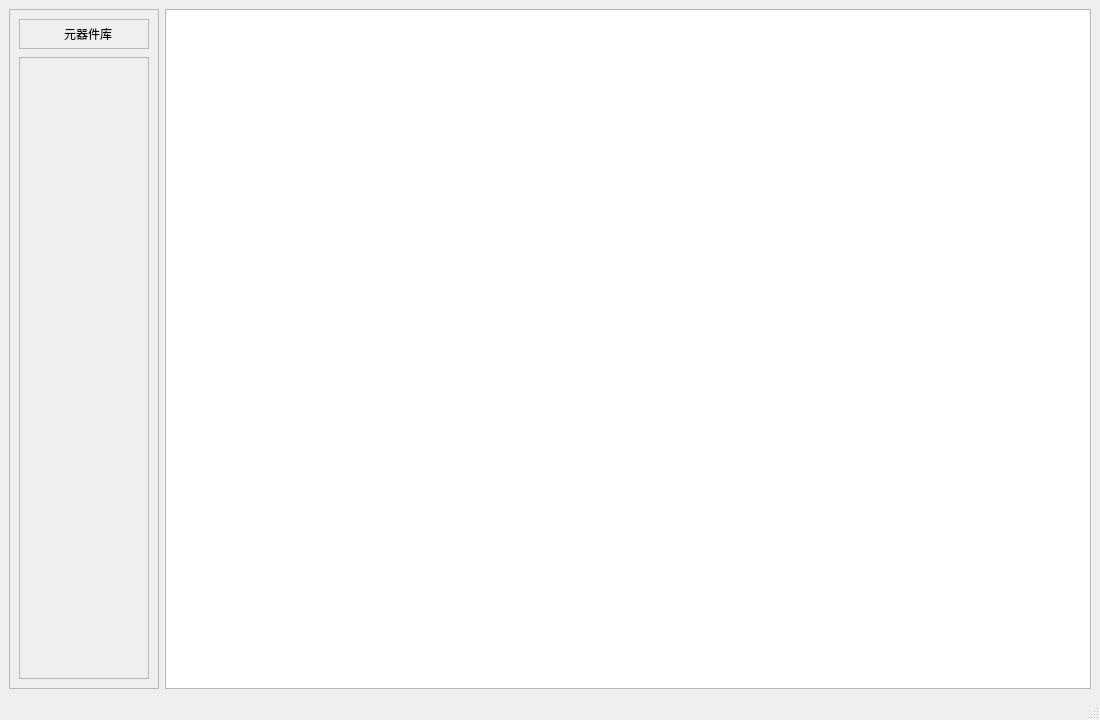
Old version of the form mainwindow.ui in the repository Liuli-R/Simple_Circuit_Generator_System-.
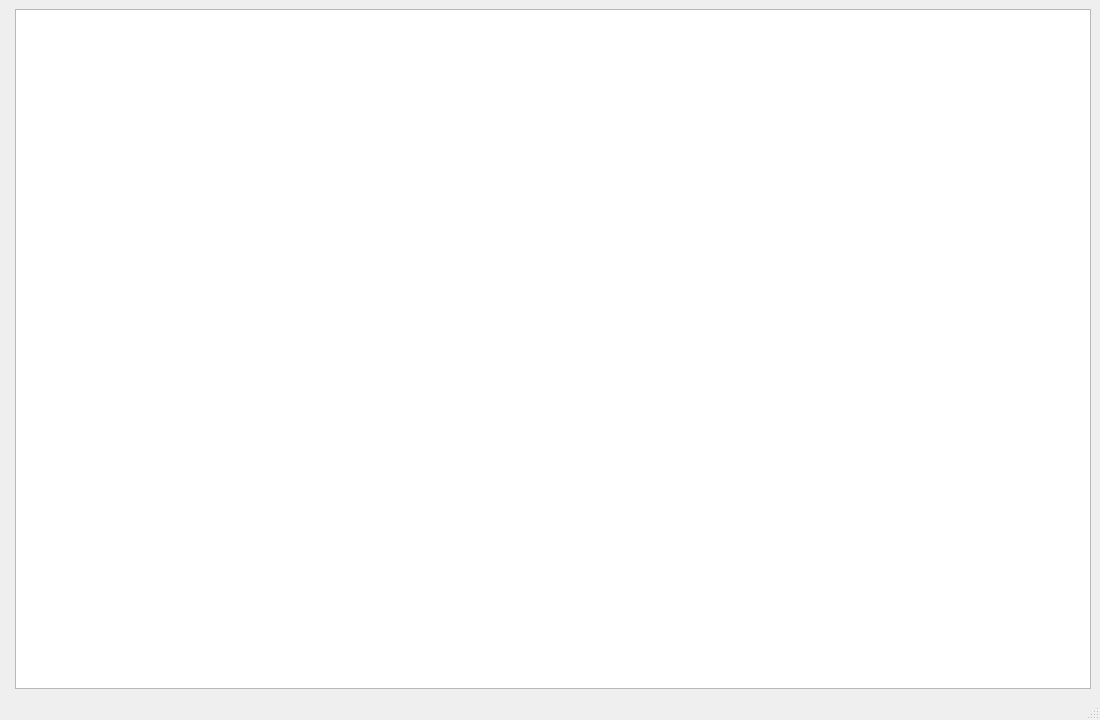
New version of the form. Custom widgets are drawn as their Qt base class.

```diff
--- a/mainwindow.ui
+++ b/mainwindow.ui
@@ -10,196 +10,31 @@
     <height>720</height>
    </rect>
   </property>
+  <property name="sizePolicy">
+   <sizepolicy hsizetype="Fixed" vsizetype="Fixed">
+    <horstretch>0</horstretch>
+    <verstretch>0</verstretch>
+   </sizepolicy>
+  </property>
   <property name="minimumSize">
    <size>
     <width>1100</width>
     <height>720</height>
    </size>
   </property>
+  <property name="maximumSize">
+   <size>
+    <width>1100</width>
+    <height>720</height>
+   </size>
+  </property>
   <property name="windowTitle">
    <string>简易电路图生成系统v1</string>
   </property>
   <widget class="QWidget" name="centralwidget">
    <layout class="QHBoxLayout" name="horizontalLayout">
     <item>
-     <widget class="QFrame" name="componentPanel">
-      <property name="sizePolicy">
-       <sizepolicy hsizetype="Fixed" vsizetype="Preferred">
-        <horstretch>0</horstretch>
-        <verstretch>0</verstretch>
-       </sizepolicy>
-      </property>
-      <property name="minimumSize">
-       <size>
-        <width>150</width>
-        <height>0</height>
-       </size>
-      </property>
-      <property name="maximumSize">
-       <size>
-        <width>150</width>
-        <height>16777215</height>
-       </size>
-      </property>
-      <property name="frameShape">
-       <enum>QFrame::Shape::StyledPanel</enum>
-      </property>
-      <property name="frameShadow">
-       <enum>QFrame::Shadow::Raised</enum>
-      </property>
-      <layout class="QVBoxLayout" name="componentPanelLayout">
-       <property name="spacing">
-        <number>8</number>
-       </property>
-       <item>
-        <widget class="QFrame" name="headerFrame">
-         <property name="frameShape">
-          <enum>QFrame::Shape::StyledPanel</enum>
-         </property>
-         <property name="frameShadow">
-          <enum>QFrame::Shadow::Raised</enum>
-         </property>
-         <layout class="QHBoxLayout" name="horizontalLayout_2">
-          <property name="spacing">
-           <number>6</number>
-          </property>
-          <property name="leftMargin">
-           <number>10</number>
-          </property>
-          <property name="topMargin">
-           <number>4</number>
-          </property>
-          <property name="rightMargin">
-           <number>10</number>
-          </property>
-          <property name="bottomMargin">
-           <number>4</number>
-          </property>
-          <item>
-           <widget class="QLabel" name="iconLabel">
-            <property name="sizePolicy">
-             <sizepolicy hsizetype="Fixed" vsizetype="Fixed">
-              <horstretch>0</horstretch>
-              <verstretch>0</verstretch>
-             </sizepolicy>
-            </property>
-            <property name="minimumSize">
-             <size>
-              <width>20</width>
-              <height>20</height>
-             </size>
-            </property>
-            <property name="maximumSize">
-             <size>
-              <width>20</width>
-              <height>20</height>
-             </size>
-            </property>
-            <property name="frameShape">
-             <enum>QFrame::Shape::NoFrame</enum>
-            </property>
-            <property name="text">
-             <string/>
-            </property>
-            <property name="scaledContents">
-             <bool>true</bool>
-            </property>
-            <property name="alignment">
-             <set>Qt::AlignmentFlag::AlignCenter</set>
-            </property>
-            <property name="openExternalLinks">
-             <bool>false</bool>
-            </property>
-           </widget>
-          </item>
-          <item>
-           <widget class="QLabel" name="titleLabel">
-            <property name="sizePolicy">
-             <sizepolicy hsizetype="Fixed" vsizetype="Preferred">
-              <horstretch>0</horstretch>
-              <verstretch>0</verstretch>
-             </sizepolicy>
-            </property>
-            <property name="minimumSize">
-             <size>
-              <width>70</width>
-              <height>0</height>
-             </size>
-            </property>
-            <property name="maximumSize">
-             <size>
-              <width>70</width>
-              <height>16777215</height>
-             </size>
-            </property>
-            <property name="text">
-             <string>元器件库</string>
-            </property>
-           </widget>
-          </item>
-         </layout>
-        </widget>
-       </item>
-       <item>
-        <widget class="QScrollArea" name="componentScrollArea">
-         <property name="sizePolicy">
-          <sizepolicy hsizetype="Fixed" vsizetype="Expanding">
-           <horstretch>0</horstretch>
-           <verstretch>0</verstretch>
-          </sizepolicy>
-         </property>
-         <property name="minimumSize">
-          <size>
-           <width>130</width>
-           <height>0</height>
-          </size>
-         </property>
-         <property name="maximumSize">
-          <size>
-           <width>130</width>
-           <height>16777215</height>
-          </size>
-         </property>
-         <property name="horizontalScrollBarPolicy">
-          <enum>Qt::ScrollBarPolicy::ScrollBarAlwaysOff</enum>
-         </property>
-         <property name="widgetResizable">
-          <bool>true</bool>
-         </property>
-         <widget class="QWidget" name="scrollAreaWidgetContents">
-          <property name="geometry">
-           <rect>
-            <x>0</x>
-            <y>0</y>
-            <width>128</width>
-            <height>618</height>
-           </rect>
-          </property>
-          <layout class="QVBoxLayout" name="componentLayout">
-           <property name="spacing">
-            <number>10</number>
-           </property>
-           <property name="leftMargin">
-            <number>8</number>
-           </property>
-           <property name="topMargin">
-            <number>8</number>
-           </property>
-           <property name="rightMargin">
-            <number>8</number>
-           </property>
-           <property name="bottomMargin">
-            <number>8</number>
-           </property>
-           <item>
-            <widget class="QWidget" name="componentWidget" native="true"/>
-           </item>
-          </layout>
-         </widget>
-        </widget>
-       </item>
-      </layout>
-     </widget>
+     <widget class="ComponentPaletteWidget" name="componentPalette" native="true"/>
     </item>
     <item>
      <widget class="QGraphicsView" name="graphicsView"/>
@@ -218,6 +53,14 @@
   </widget>
   <widget class="QStatusBar" name="statusbar"/>
  </widget>
+ <customwidgets>
+  <customwidget>
+   <class>ComponentPaletteWidget</class>
+   <extends>QWidget</extends>
+   <header location="global">componentpalettewidget.h</header>
+   <container>1</container>
+  </customwidget>
+ </customwidgets>
  <resources/>
  <connections/>
 </ui>
```
